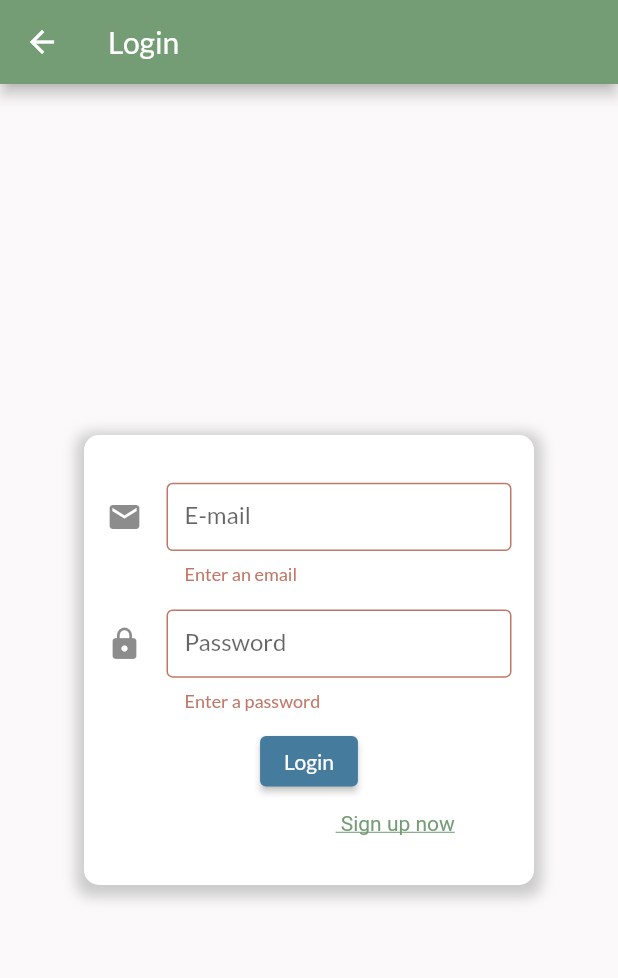
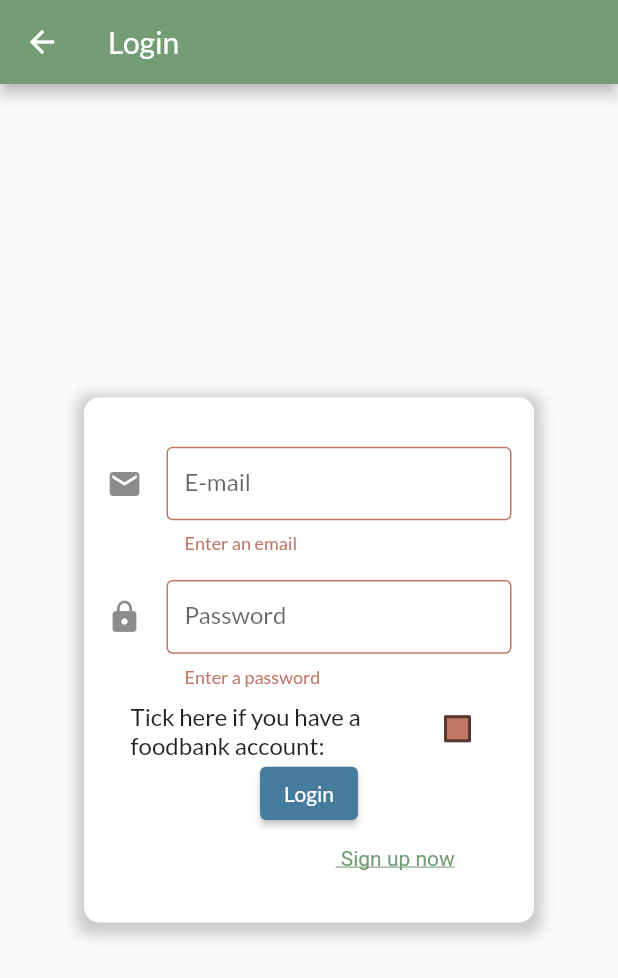
Before and after one commit to Bunksly/frontend-project, a Flutter app: the screen it shows after launch, after a tap on "Login", on a phone screen of 412 x 824 dp. Shown: the top 978 px of the screen. Run offline on Flutter 3.47's test engine with Material 2 defaults, Android fonts, the phone set to English and light mode, and no system bars; our stand-ins replace dropdown_search, google_fonts, google_maps_flutter; missing offline and left inert: flutter_google_street_view.

Commit message:
Checkbox added to login page to route foodbank and donor signin, charity signin POST request added

```diff
--- a/lib/foodbank_sign_up.dart
+++ b/lib/foodbank_sign_up.dart
@@ -231,6 +231,7 @@ class _FoodBankSignUpState extends State<FoodBankSignUp> {
                                                 'application/json; charset=UTF-8',
                                           },
                                           body: encodedReq);
+                                      print(response.body);
                                       if (response.statusCode != 201) {
                                         return ScaffoldMessenger.of(context)
                                             .showSnackBar(snackBarError);
--- a/lib/newLogin.dart
+++ b/lib/newLogin.dart
@@ -1,7 +1,9 @@
 import 'dart:developer';
+import 'dart:convert';
 import 'package:flutter/gestures.dart';
 import 'package:flutter/material.dart';
 import 'package:frontend/signup.dart';
+import 'package:http/http.dart' as http;
 
 class NewLogin extends StatefulWidget {
   const NewLogin({Key? key}) : super(key: key);
@@ -14,6 +16,8 @@ class _NewLoginState extends State<NewLogin> {
   final formKey = GlobalKey<FormState>();
 
   final Map loginData = {"email": null, "password": null};
+
+  bool? valueCheck = false;
 
   @override
   Widget build(BuildContext context) {
@@ -34,7 +38,7 @@ class _NewLoginState extends State<NewLogin> {
                       blurRadius: 7,
                       offset: Offset(0, 3))
                 ]),
-            height: 300,
+            height: 350,
             width: 300,
             child: Form(
                 key: formKey,
@@ -94,19 +98,67 @@ class _NewLoginState extends State<NewLogin> {
                                 border: OutlineInputBorder(),
                               ),
                             )),
+                        Expanded(
+                          flex: 2,
+                          child: SizedBox(
+                              child: CheckboxListTile(
+                            title: const Text(
+                                'Tick here if you have a foodbank account:'),
+                            value: valueCheck,
+                            onChanged: (bool? value) {
+                              setState(() => valueCheck = value);
+                            },
+                          )),
+                        ),
                         Expanded(child: SizedBox()),
                         Expanded(
                             flex: 2,
                             child: ElevatedButton(
-                                onPressed: () {
-                                  final isValid =
-                                      formKey.currentState!.validate();
-                                  if (isValid) {
-                                    formKey.currentState!.save();
-                                    print(loginData);
+                              child: Text('Login'),
+                              onPressed: () {
+                                final snackBarSucess = SnackBar(
+                                    content: Text("Login sucessful!"),
+                                    backgroundColor: Color(0xff749C75));
+                                final snackBarError = SnackBar(
+                                    content:
+                                        Text("Login failed, please try again"),
+                                    backgroundColor: Color(0xffC17767));
+                                final isValid =
+                                    formKey.currentState!.validate();
+                                if (isValid && valueCheck!) {
+                                  formKey.currentState!.save();
+                                  final encodedReq = jsonEncode({
+                                    "email_address": loginData["email"],
+                                    "password": loginData["password"],
+                                  });
+                                  foodbankSignIn(loginData) async {
+                                    try {
+                                      final response = await http.post(
+                                          Uri.parse(
+                                              'https://charity-project-hrmjjb.herokuapp.com/api/charities/signin'),
+                                          headers: {
+                                            'Content-Type':
+                                                'application/json; charset=UTF-8',
+                                          },
+                                          body: encodedReq);
+                                      print(response.body);
+                                      if (response.statusCode != 202) {
+                                        return ScaffoldMessenger.of(context)
+                                            .showSnackBar(snackBarError);
+                                      } else
+                                        ScaffoldMessenger.of(context)
+                                            .showSnackBar(snackBarSucess);
+                                      Navigator.pushNamed(
+                                          context, '/food-bank');
+                                    } catch (error) {
+                                      print(error);
+                                    }
                                   }
-                                },
-                                child: Text('Login'))),
+
+                                  foodbankSignIn(loginData);
+                                }
+                              },
+                            )),
                         Expanded(child: SizedBox()),
                         Expanded(
                             child: RichText(
```
